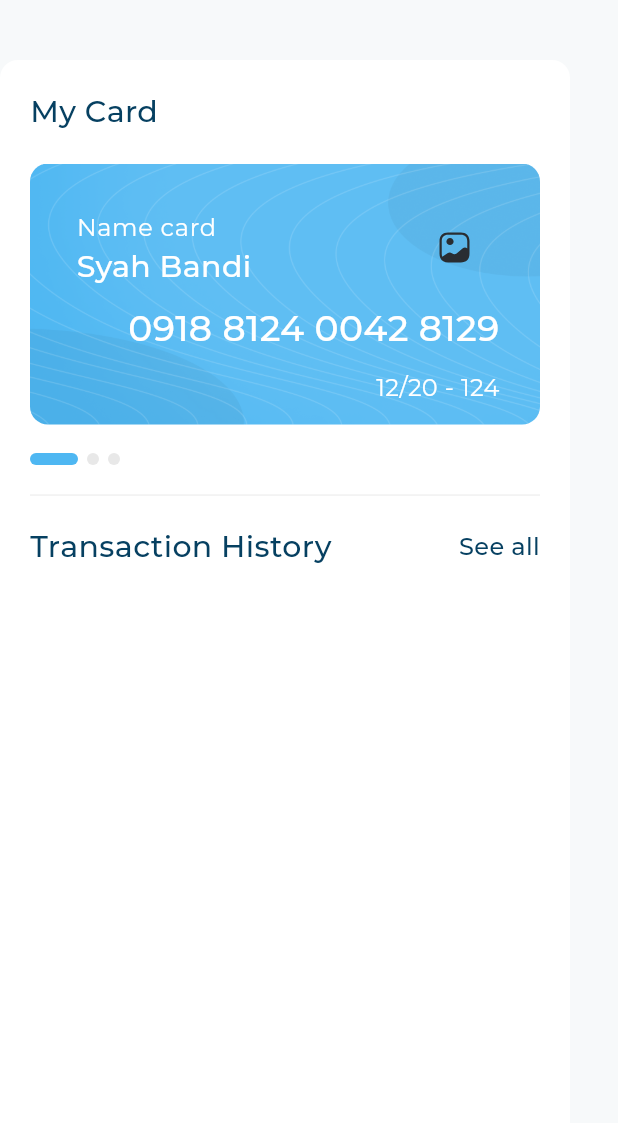
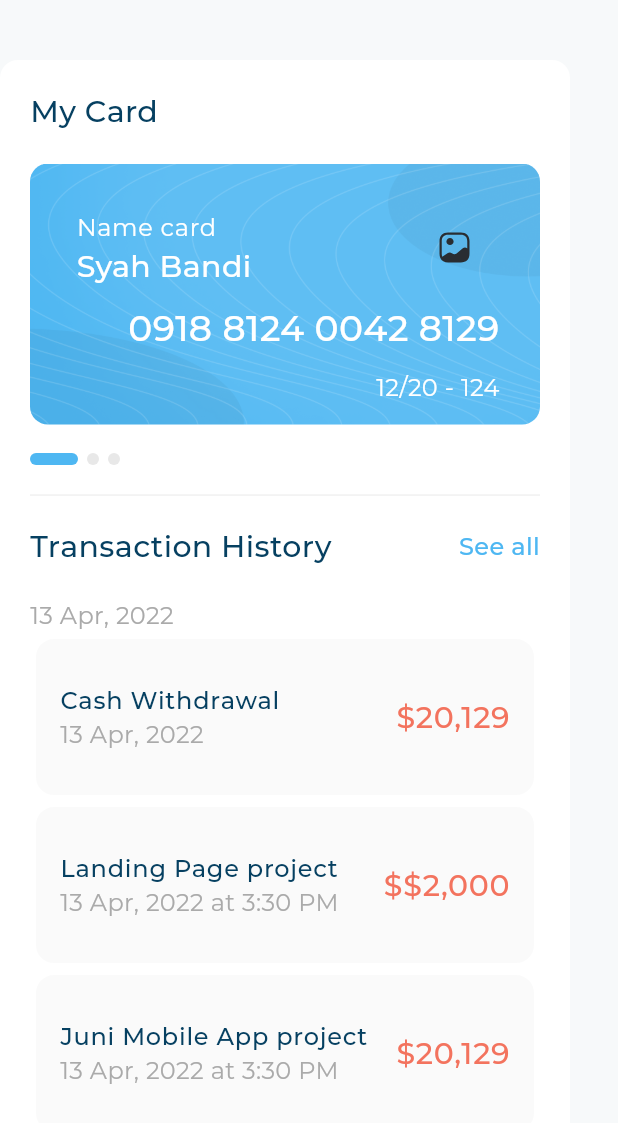
Before and after one commit to Eslam-Hossam1/responsive_dashboard, a Flutter app: the RightPartSection widget shown alone on an empty page, opened directly, on a phone screen of 412 x 824 dp. Shown: the top 1123 px of the screen. Run offline on Flutter 3.47's test engine with Material 3 defaults, Android fonts, the phone set to English and light mode, and no system bars; drawn by our look-alikes of expandable_page_view; our stand-ins replace flutter_svg.

Commit message:
transcation section done

```diff
--- /dev/null
+++ b/lib/models/transaction_model.dart
@@ -0,0 +1,10 @@
+class TransactionModel {
+  final String title, subTitle, price;
+  final bool isWithdrawal;
+
+  const TransactionModel(
+      {required this.title,
+      required this.subTitle,
+      required this.price,
+      required this.isWithdrawal});
+}
--- a/lib/widgets/right_part_section.dart
+++ b/lib/widgets/right_part_section.dart
@@ -11,14 +11,16 @@ class RightPartSection extends StatelessWidget {
     return const Padding(
       padding: const EdgeInsets.only(top: 40, right: 32),
       child: CustomBackgroundContainer(
-          widget: Column(
-        children: [
-          MyCardSection(),
-          Divider(
-            color: Color(0xffF1F1F1),
-            height: 40,
+          widget: CustomScrollView(
+        slivers: [
+          SliverToBoxAdapter(child: MyCardSection()),
+          SliverToBoxAdapter(
+            child: Divider(
+              color: Color(0xffF1F1F1),
+              height: 40,
+            ),
           ),
-          TransactionHistorySection()
+          SliverToBoxAdapter(child: TransactionHistorySection())
         ],
       )),
     );
--- a/lib/widgets/transaction_history_header.dart
+++ b/lib/widgets/transaction_history_header.dart
@@ -6,16 +6,17 @@ class TransactionHistoryHeader extends StatelessWidget {
 
   @override
   Widget build(BuildContext context) {
-    return const Row(
+    return Row(
       mainAxisAlignment: MainAxisAlignment.spaceBetween,
       children: [
-        Text(
+        const Text(
           "Transaction History",
           style: AppStyles.textStyleSemiBold20,
         ),
         Text(
           "See all",
-          style: AppStyles.textStyleMedium16,
+          style: AppStyles.textStyleMedium16
+              .copyWith(color: const Color(0xff4EB7F2)),
         ),
       ],
     );
--- a/lib/widgets/transaction_history_section.dart
+++ b/lib/widgets/transaction_history_section.dart
@@ -1,5 +1,7 @@
 import 'package:flutter/material.dart';
+import 'package:responsive_dashboard/utils/app_styles.dart';
 import 'package:responsive_dashboard/widgets/transaction_history_header.dart';
+import 'package:responsive_dashboard/widgets/transaction_items_list_view.dart';
 
 class TransactionHistorySection extends StatelessWidget {
   const TransactionHistorySection({super.key});
@@ -7,7 +9,20 @@ class TransactionHistorySection extends StatelessWidget {
   @override
   Widget build(BuildContext context) {
     return Column(
-      children: [TransactionHistoryHeader()],
+      crossAxisAlignment: CrossAxisAlignment.start,
+      children: [
+        const TransactionHistoryHeader(),
+        const SizedBox(
+          height: 20,
+        ),
+        Text(
+          "13 Apr, 2022 ",
+          style: AppStyles.textStyleRegular16.copyWith(
+            color: const Color(0xffaaaaaa),
+          ),
+        ),
+        const TransactionItemsListView()
+      ],
     );
   }
 }
--- /dev/null
+++ b/lib/widgets/transaction_item.dart
@@ -0,0 +1,34 @@
+import 'package:flutter/material.dart';
+import 'package:responsive_dashboard/models/transaction_model.dart';
+import 'package:responsive_dashboard/utils/app_styles.dart';
+
+class TransactionItem extends StatelessWidget {
+  const TransactionItem({super.key, required this.transactionModel});
+  final TransactionModel transactionModel;
+  @override
+  Widget build(BuildContext context) {
+    return Card(
+      elevation: 0,
+      color: const Color(0xffFAFAFA),
+      child: ListTile(
+        contentPadding: const EdgeInsets.all(16),
+        title: Text(
+          transactionModel.title,
+          style: AppStyles.textStyleSemiBold16,
+        ),
+        subtitle: Text(
+          transactionModel.subTitle,
+          style: AppStyles.textStyleRegular16
+              .copyWith(color: const Color(0xffAAAAAA)),
+        ),
+        trailing: Text(
+          transactionModel.price,
+          style: AppStyles.textStyleSemiBold20.copyWith(
+              color: transactionModel.isWithdrawal
+                  ? const Color(0xffF3735E)
+                  : const Color(0xff7DD97B)),
+        ),
+      ),
+    );
+  }
+}
--- /dev/null
+++ b/lib/widgets/transaction_items_list_view.dart
@@ -0,0 +1,35 @@
+import 'package:flutter/material.dart';
+import 'package:responsive_dashboard/models/transaction_model.dart';
+import 'package:responsive_dashboard/widgets/transaction_item.dart';
+
+class TransactionItemsListView extends StatelessWidget {
+  const TransactionItemsListView({super.key});
+  static const items = [
+    TransactionModel(
+        title: "Cash Withdrawal",
+        subTitle: "13 Apr, 2022 ",
+        price: r"$20,129",
+        isWithdrawal: true),
+    TransactionModel(
+        title: "Landing Page project",
+        subTitle: "13 Apr, 2022 at 3:30 PM ",
+        price: r"$$2,000",
+        isWithdrawal: true),
+    TransactionModel(
+        title: "Juni Mobile App project",
+        subTitle: "13 Apr, 2022 at 3:30 PM ",
+        price: r"$20,129",
+        isWithdrawal: true),
+  ];
+  @override
+  Widget build(BuildContext context) {
+    return ListView.builder(
+      shrinkWrap: true,
+      physics: const NeverScrollableScrollPhysics(),
+      itemCount: items.length,
+      itemBuilder: (context, index) {
+        return TransactionItem(transactionModel: items[index]);
+      },
+    );
+  }
+}
```
